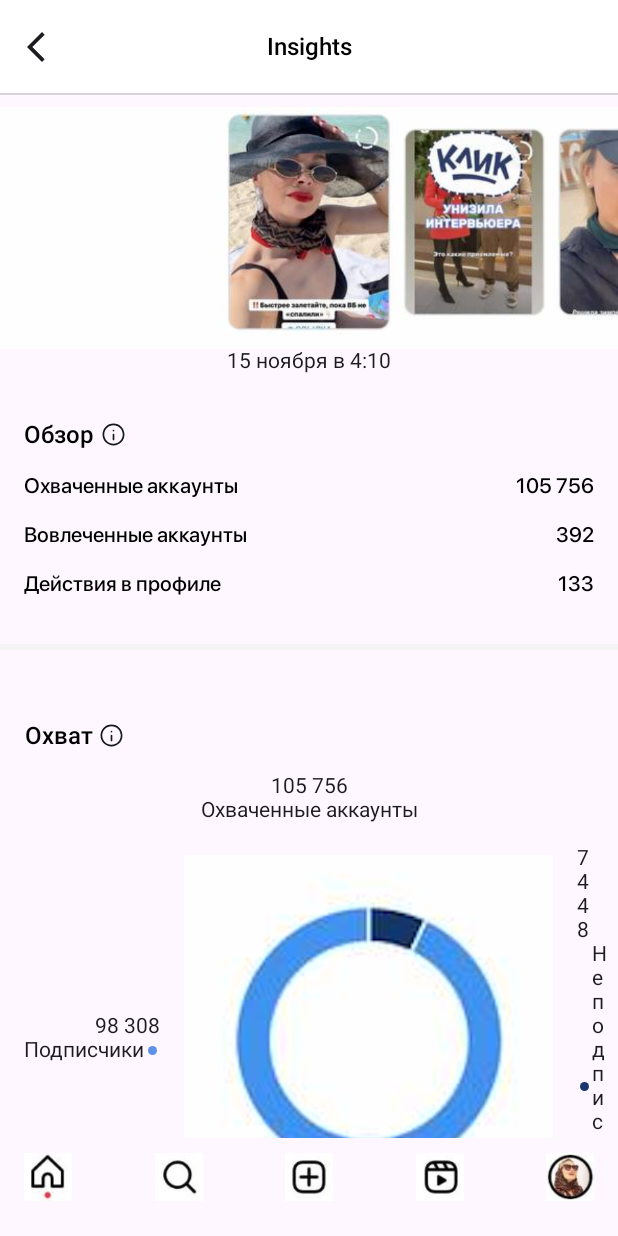
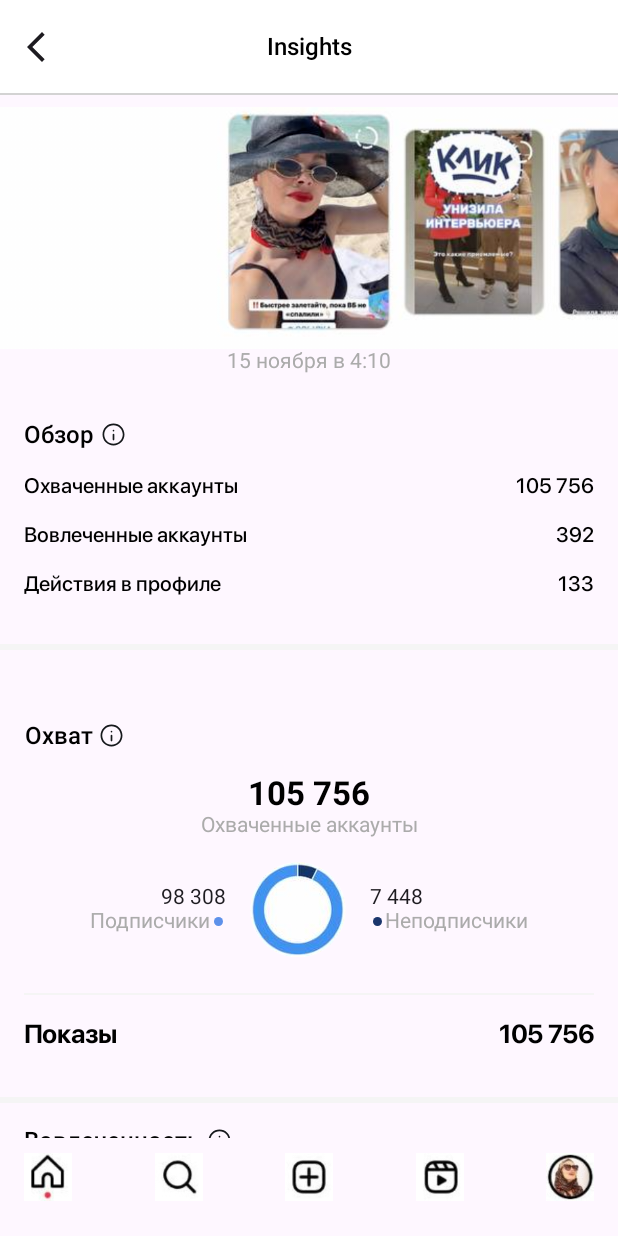
Before and after one commit to segaman21/NewInsta, an Android app built with Jetpack Compose: the @Preview function StatsPreview, on a phone screen of 412 x 824 dp. Run offline under Robolectric (Android 15) with nearby library versions, the phone set to English and light mode, and no system bars.

Commit message:
stats screen

```diff
--- a/app/src/main/java/com/example/myapplication/StatsScreen.kt
+++ b/app/src/main/java/com/example/myapplication/StatsScreen.kt
@@ -40,8 +40,61 @@ import androidx.navigation.NavController
 import com.example.myapplication.ui.theme.FitnessTheme
 import com.example.myapplication.ui.theme.MyColors
 
+data class StatScreenData(
+    @DrawableRes val previewImage: Int,
+    val previewText: String,
+    val reachedAccounts: String,
+    val involvedAccounts: String,
+    val profileActions: String,
+    val reachedSubscribers: String,
+    val reachedNotSubscribers: String,
+    val shows: String,
+    val involvedSubscribers: String,
+    val involvedNotSubscribers: String,
+    val interactions: String,
+    val likes: String,
+    val replies: String,
+    val reposts: String,
+    val clicks: String,
+    val navigationActions: String,
+    val forward: String,
+    val exits: String,
+    val back: String,
+    val next: String,
+    @DrawableRes val reachGraph: Int,
+    @DrawableRes val interatcionGragh: Int,
+)
+
+val statScreenData1 = StatScreenData(
+    R.drawable.preview,
+    "15 ноября в 4:10",
+    "105 756",
+    "392",
+    "133",
+    "98 308",
+    "7 448",
+    "105 756",
+    "385",
+    "7",
+    "427",
+    "273",
+    "105",
+    "49",
+    "14 000",
+    "14 576",
+    "97 153",
+    "8 470",
+    "5 740",
+    "3 213",
+    R.drawable.gr_1,
+    R.drawable.gr_2
+)
+
 @Composable
-fun StatsScreen(navController: NavController? = null) {
+fun StatsScreen(
+    navController: NavController? = null,
+    statScreenData: StatScreenData = statScreenData1
+) {
     FitnessTheme {
         // A surface container using the 'background' color from the theme
         Surface(
@@ -67,7 +120,7 @@ fun StatsScreen(navController: NavController? = null) {
                         )
                     }
                 },
-                content = { Content(it) },
+                content = { Content(it, statScreenData) },
                 bottomBar = { BottomBar() }
             )
         }
@@ -75,7 +128,7 @@ fun StatsScreen(navController: NavController? = null) {
 }
 
 @Composable
-private fun Content(paddingValues: PaddingValues) {
+private fun Content(paddingValues: PaddingValues, data: StatScreenData) {
     Column(
         Modifier
             .padding(paddingValues)
@@ -88,12 +141,13 @@ private fun Content(paddingValues: PaddingValues) {
             modifier = Modifier
                 .fillMaxWidth()
                 .padding(top = 8.dp),
-            painter = painterResource(id = R.drawable.preview),
+            painter = painterResource(id = data.previewImage),
             contentDescription = null
         )
         Text(
             modifier = Modifier.align(CenterHorizontally),
-            text = "15 ноября в 4:10"
+            text = data.previewText,
+            color = Color(0xFFABABAB)
         )
         Column {
             Column(Modifier.padding(16.dp)) {
@@ -102,9 +156,15 @@ private fun Content(paddingValues: PaddingValues) {
                     Modifier.fillMaxWidth(),
                     verticalArrangement = Arrangement.spacedBy(16.dp)
                 ) {
-                    TextKeyValueRow(textKey = "Охваченные аккаунты", textValue = "105 756")
-                    TextKeyValueRow(textKey = "Вовлеченные аккаунты", textValue = "392")
-                    TextKeyValueRow(textKey = "Действия в профиле", textValue = "133")
+                    TextKeyValueRow(
+                        textKey = "Охваченные аккаунты",
+                        textValue = data.reachedAccounts
+                    )
+                    TextKeyValueRow(
+                        textKey = "Вовлеченные аккаунты",
+                        textValue = data.involvedAccounts
+                    )
+                    TextKeyValueRow(textKey = "Действия в профиле", textValue = data.profileActions)
                 }
             }
 
@@ -121,12 +181,12 @@ private fun Content(paddingValues: PaddingValues) {
                     Modifier.fillMaxWidth(),
                     horizontalAlignment = CenterHorizontally
                 ) {
-                    Text(text = "105 756")
-                    Text(text = "Охваченные аккаунты")
+                    Text(text = data.reachedAccounts, style = FitnessTheme.textStyles.title)
+                    Text(text = "Охваченные аккаунты", color = Color(0xFFABABAB))
                     StatGraph(
-                        subscribers = "98 308",
-                        notSubscribers = "7 448",
-                        graphImage = R.drawable.gr_1
+                        subscribers = data.reachedSubscribers,
+                        notSubscribers = data.reachedNotSubscribers,
+                        graphImage = data.reachGraph
                     )
                 }
                 Spacer(modifier = Modifier.size(8.dp))
@@ -134,7 +194,7 @@ private fun Content(paddingValues: PaddingValues) {
                 TextKeyValueRow(
                     modifier = Modifier.padding(vertical = 16.dp),
                     textKey = "Показы",
-                    textValue = "105 756",
+                    textValue = data.shows,
                     textStyle = FitnessTheme.textStyles.body1
                 )
             }
@@ -149,12 +209,12 @@ private fun Content(paddingValues: PaddingValues) {
                     Modifier.fillMaxWidth(),
                     horizontalAlignment = CenterHorizontally
                 ) {
-                    Text(text = "392")
-                    Text(text = "Вовлеченные аккаунты")
+                    Text(text = data.involvedAccounts, style = FitnessTheme.textStyles.title)
+                    Text(text = "Вовлеченные аккаунты", color = Color(0xFFABABAB))
                     StatGraph(
-                        subscribers = "385",
-                        notSubscribers = "7",
-                        graphImage = R.drawable.gr_2
+                        subscribers = data.involvedSubscribers,
+                        notSubscribers = data.involvedNotSubscribers,
+                        graphImage = data.interatcionGragh
                     )
                 }
 
@@ -162,28 +222,28 @@ private fun Content(paddingValues: PaddingValues) {
                 TextKeyValueRow(
                     modifier = Modifier.padding(vertical = 16.dp),
                     textKey = "Взаимодействия с историей",
-                    textValue = "427",
+                    textValue = data.interactions,
                     textStyle = FitnessTheme.textStyles.body1
                 )
                 Column(
                     verticalArrangement = Arrangement.spacedBy(16.dp)
                 ) {
-                    TextKeyValueRow(textKey = "Отметки \"Нравится\"", textValue = "273")
-                    TextKeyValueRow(textKey = "Ответы", textValue = "105")
-                    TextKeyValueRow(textKey = "Репосты", textValue = "49")
+                    TextKeyValueRow(textKey = "Отметки \"Нравится\"", textValue = data.likes)
+                    TextKeyValueRow(textKey = "Ответы", textValue = data.replies)
+                    TextKeyValueRow(textKey = "Репосты", textValue = data.reposts)
                     Separator(color = Color(0xFFF5F5F5))
-                    TextKeyValueRow(textKey = "Клики по ссылкам", textValue = "14 000")
+                    TextKeyValueRow(textKey = "Клики по ссылкам", textValue = data.clicks)
                     Separator(color = Color(0xFFF5F5F5))
                     TextKeyValueRow(
                         modifier = Modifier.padding(vertical = 16.dp),
                         textKey = "Навигация",
-                        textValue = "427",
+                        textValue = data.navigationActions,
                         textStyle = FitnessTheme.textStyles.body1
                     )
-                    TextKeyValueRow(textKey = "Вперед", textValue = "97 153")
-                    TextKeyValueRow(textKey = "Выходы", textValue = "8 470")
-                    TextKeyValueRow(textKey = "Назад", textValue = "5 740")
-                    TextKeyValueRow(textKey = "Следующая история", textValue = "3 213")
+                    TextKeyValueRow(textKey = "Вперед", textValue = data.forward)
+                    TextKeyValueRow(textKey = "Выходы", textValue = data.exits)
+                    TextKeyValueRow(textKey = "Назад", textValue = data.back)
+                    TextKeyValueRow(textKey = "Следующая история", textValue = data.next)
                     Spacer(modifier = Modifier.size(8.dp))
                 }
             }
@@ -206,7 +266,7 @@ private fun StatGraph(
         Column(horizontalAlignment = Alignment.End) {
             Text(text = subscribers)
             Row {
-                Text(text = "Подписчики")
+                Text(text = "Подписчики", color = Color(0xFFABABAB))
                 Box(
                     Modifier
                         .padding(horizontal = 2.dp)
@@ -218,9 +278,10 @@ private fun StatGraph(
             }
         }
         Image(
-            modifier = Modifier.padding(horizontal = 16.dp),
+            modifier = Modifier.padding(horizontal = 16.dp).size(64.dp),
             painter = painterResource(id = graphImage),
-            contentDescription = null
+            contentDescription = null,
+            contentScale = ContentScale.Fit
         )
         Column(horizontalAlignment = Alignment.Start) {
             Text(text = notSubscribers)
@@ -233,7 +294,7 @@ private fun StatGraph(
                         .clip(CircleShape)
                         .background(color = Color(0xFF1A366C))
                 )
-                Text(text = "Неподписчики")
+                Text(text = "Неподписчики", color = Color(0xFFABABAB))
             }
         }
     }
```
Also changed, not shown: app/src/main/res/drawable/gr_1.png, app/src/main/res/drawable/gr_2.png, app/src/main/res/drawable/graph_1.png (added).
